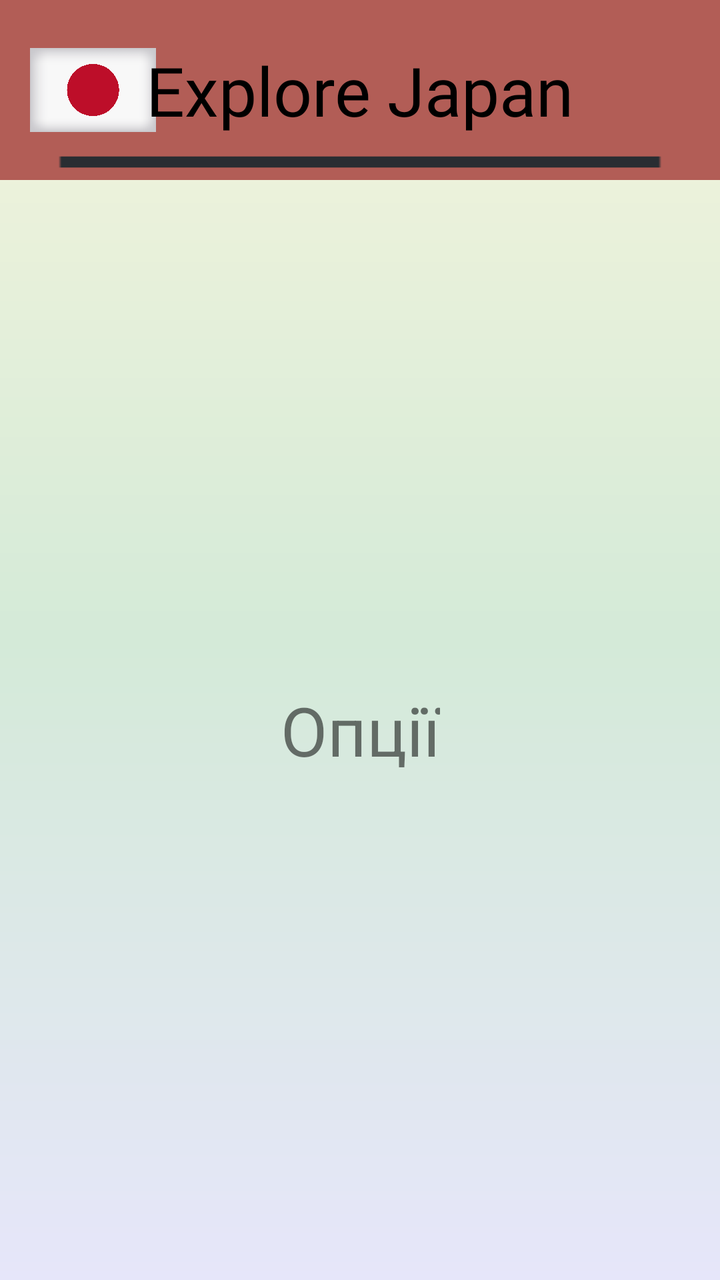
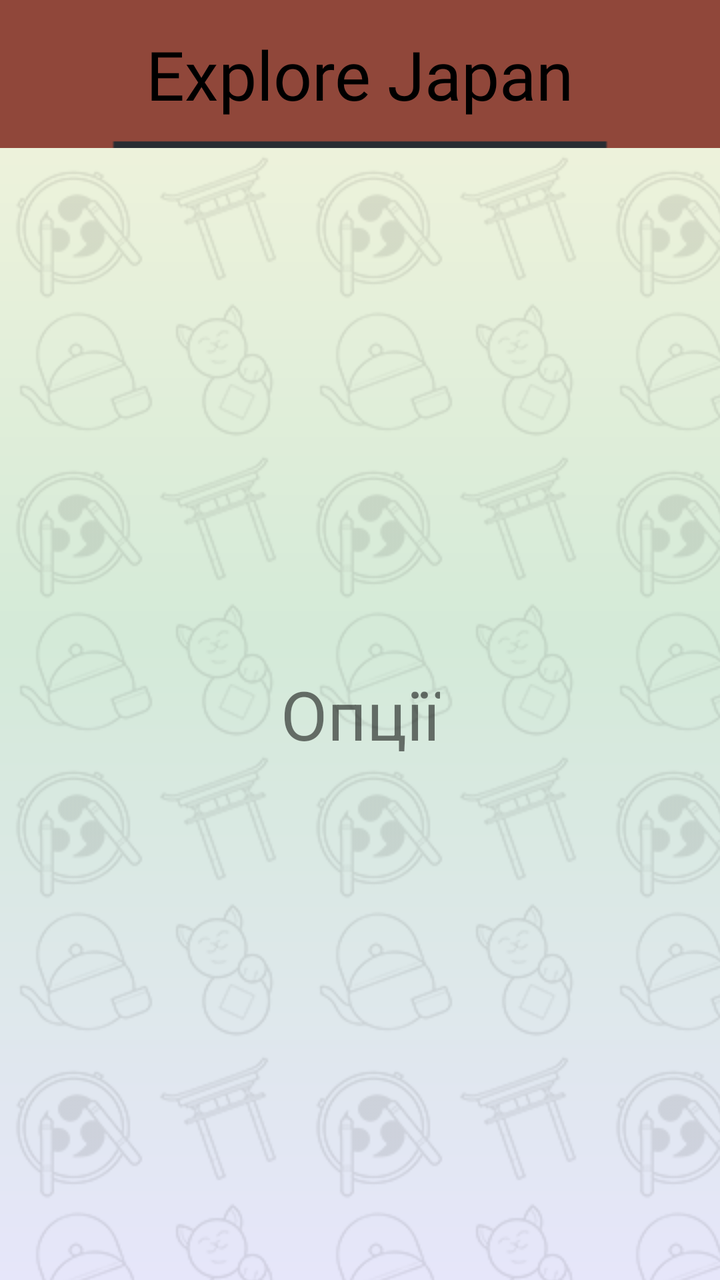

The first picture is an Android layout as it rendered before a commit; the second is the same layout after the commit. The layout source and the unified diff follow.
<!-- AndroidManifest.xml: application theme Theme.ExploreJapanApp -->
<!-- res/layout/fragment__options.xml -->
<?xml version="1.0" encoding="utf-8"?>
<androidx.constraintlayout.widget.ConstraintLayout xmlns:android="http://schemas.android.com/apk/res/android"
    xmlns:app="http://schemas.android.com/apk/res-auto"
    xmlns:tools="http://schemas.android.com/tools"
    android:layout_width="match_parent"
    android:layout_height="match_parent"
    android:background="@drawable/gradient_background"
    android:orientation="vertical">

    

    <androidx.constraintlayout.widget.ConstraintLayout
        android:id="@+id/header"
        android:layout_width="match_parent"
        android:layout_height="90dp"
        android:background="@color/lightred"
        app:layout_constraintTop_toTopOf="parent"
        tools:layout_editor_absoluteX="0dp">

        <ImageView
            android:id="@+id/top_line"
            android:layout_width="200dp"
            android:layout_height="wrap_content"
            android:layout_marginTop="72dp"
            android:scaleX="5"
            android:scaleY="1"
            android:src="@drawable/horizontal_line"
            app:layout_constraintBottom_toBottomOf="parent"
            app:layout_constraintEnd_toEndOf="parent"
            app:layout_constraintStart_toStartOf="parent"
            app:layout_constraintTop_toTopOf="parent" />

        <ImageView
            android:id="@+id/flag_japan"
            android:layout_width="63dp"
            android:layout_height="42dp"
            android:layout_marginStart="15dp"
            android:contentDescription="@string/hint_flag"
            android:src="@drawable/japanflag"
            app:layout_constraintBottom_toBottomOf="parent"
            app:layout_constraintStart_toStartOf="parent"
            app:layout_constraintTop_toTopOf="parent" />

        <TextView
            android:id="@+id/Title"
            android:layout_width="wrap_content"
            android:layout_height="wrap_content"
            android:fontFamily="@font/fjord_one"
            android:gravity="center_vertical"
            android:text="@string/app_name"
            android:textColor="@color/black"
            android:textSize="34sp"
            app:layout_constraintBottom_toBottomOf="parent"
            app:layout_constraintEnd_toEndOf="parent"
            app:layout_constraintStart_toStartOf="parent"
            app:layout_constraintTop_toTopOf="parent" />

    </androidx.constraintlayout.widget.ConstraintLayout>

    <TextView
        android:id="@+id/textView"
        android:layout_width="wrap_content"
        android:layout_height="wrap_content"
        android:text="@string/options"
        android:textSize="34sp"
        app:layout_constraintBottom_toBottomOf="parent"
        app:layout_constraintEnd_toEndOf="parent"
        app:layout_constraintStart_toStartOf="parent"
        app:layout_constraintTop_toBottomOf="@+id/header" />

</androidx.constraintlayout.widget.ConstraintLayout>
<!-- resources referenced by this layout -->
<resources>
  <color name="black">#FF000000</color>
  <color name="lightred">#B25D56</color>
  <!-- drawable gradient_background (drawable) -->
  <?xml version="1.0" encoding="utf-8"?>
  <shape xmlns:android="http://schemas.android.com/apk/res/android">
      <gradient
          android:startColor="@color/cream_washi"
      android:centerColor="@color/pastel_green_tea"
      android:endColor="@color/lavender"
      android:angle="145" />
  </shape>
  <!-- drawable horizontal_line: png bitmap (drawable, 2576 bytes) -->
  <!-- drawable japanflag: png bitmap (drawable, 423230 bytes) -->
  <string name="app_name">Explore Japan</string>
  <string name="hint_flag">flag_photo</string>
  <string name="options">Опції</string>
  <style name="Theme.ExploreJapanApp" parent="Theme.MaterialComponents.Light.NoActionBar">
          <item name="colorPrimary">@color/black</item>
          <item name="colorSecondary">@color/black</item>
          <item name="colorOnPrimary">@android:color/white</item>
          <item name="colorOnSecondary">@android:color/white</item>
          <item name="android:statusBarColor">@color/black</item>
      </style>
  <color name="cream_washi">#F5F5DC</color>
  <color name="pastel_green_tea">#D4EAD8</color>
  <color name="lavender">#E6E6FA</color>
</resources>

<!-- the commit's change to res/layout/fragment__options.xml (unified diff, before → after) -->
@@ -12,8 +12,8 @@
     <androidx.constraintlayout.widget.ConstraintLayout
         android:id="@+id/header"
         android:layout_width="match_parent"
-        android:layout_height="90dp"
-        android:background="@color/lightred"
+        android:layout_height="74dp"
+        android:background="@color/grad3"
         app:layout_constraintTop_toTopOf="parent"
         tools:layout_editor_absoluteX="0dp">
 
@@ -27,17 +27,6 @@
             android:src="@drawable/horizontal_line"
             app:layout_constraintBottom_toBottomOf="parent"
             app:layout_constraintEnd_toEndOf="parent"
-            app:layout_constraintStart_toStartOf="parent"
-            app:layout_constraintTop_toTopOf="parent" />
-
-        <ImageView
-            android:id="@+id/flag_japan"
-            android:layout_width="63dp"
-            android:layout_height="42dp"
-            android:layout_marginStart="15dp"
-            android:contentDescription="@string/hint_flag"
-            android:src="@drawable/japanflag"
-            app:layout_constraintBottom_toBottomOf="parent"
             app:layout_constraintStart_toStartOf="parent"
             app:layout_constraintTop_toTopOf="parent" />
 
<!-- resource entries referenced after the edit -->
@@ -1,20 +1,30 @@
 <!-- resources referenced by this layout -->
 <resources>
   <color name="black">#FF000000</color>
-  <color name="lightred">#B25D56</color>
+  <color name="grad3">#90473A</color>
   <!-- drawable gradient_background (drawable) -->
   <?xml version="1.0" encoding="utf-8"?>
-  <shape xmlns:android="http://schemas.android.com/apk/res/android">
-      <gradient
-          android:startColor="@color/cream_washi"
-      android:centerColor="@color/pastel_green_tea"
-      android:endColor="@color/lavender"
-      android:angle="145" />
-  </shape>
+  <layer-list xmlns:android="http://schemas.android.com/apk/res/android">
+      
+      <item>
+          <shape>
+              <gradient
+                  android:startColor="@color/cream_washi"
+                  android:centerColor="@color/pastel_green_tea"
+                  android:endColor="@color/lavender"
+                  android:angle="145" />
+          </shape>
+      </item>
+      
+      <item>
+          <bitmap
+              android:src="@drawable/icons"
+              android:tileMode="repeat"
+              android:alpha="0.1" />
+      </item>
+  </layer-list>
   <!-- drawable horizontal_line: png bitmap (drawable, 2576 bytes) -->
-  <!-- drawable japanflag: png bitmap (drawable, 423230 bytes) -->
   <string name="app_name">Explore Japan</string>
-  <string name="hint_flag">flag_photo</string>
   <string name="options">Опції</string>
   <style name="Theme.ExploreJapanApp" parent="Theme.MaterialComponents.Light.NoActionBar">
           <item name="colorPrimary">@color/black</item>
@@ -26,5 +36,6 @@
   <color name="cream_washi">#F5F5DC</color>
   <color name="pastel_green_tea">#D4EAD8</color>
   <color name="lavender">#E6E6FA</color>
+  <!-- drawable icons: png bitmap (drawable, 9928 bytes) -->
 </resources>
 
